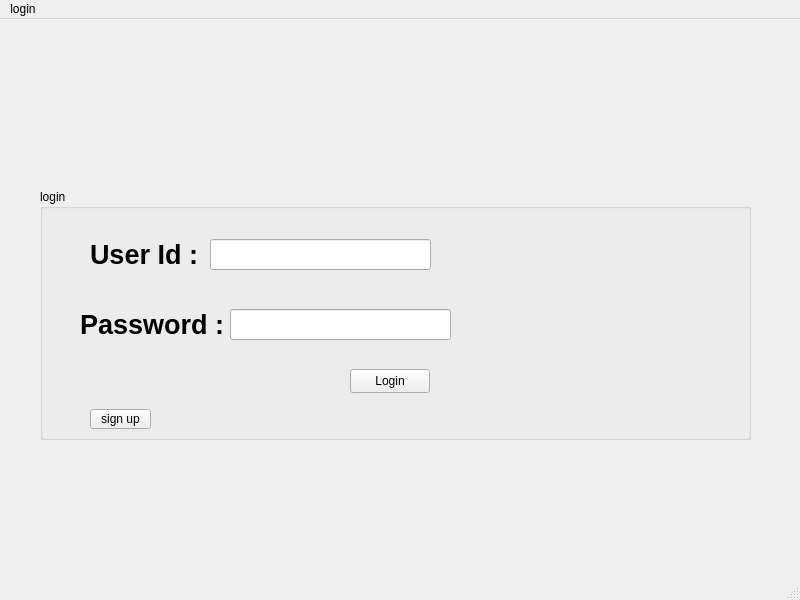
EyadEhab/studentManagementSystem, file SRC/mainwindow.ui: the form before one commit.
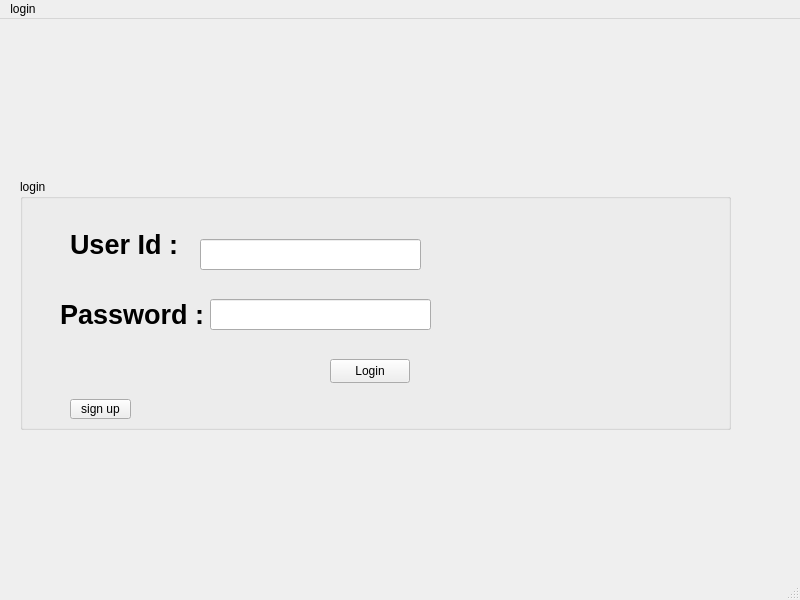
The form after the commit.

Patch:
```diff
--- a/SRC/mainwindow.ui
+++ b/SRC/mainwindow.ui
@@ -17,8 +17,8 @@
    <widget class="QGroupBox" name="groupBox">
     <property name="geometry">
      <rect>
-      <x>40</x>
-      <y>170</y>
+      <x>20</x>
+      <y>160</y>
       <width>711</width>
       <height>251</height>
      </rect>
@@ -80,8 +80,8 @@
     <widget class="QLineEdit" name="userId">
      <property name="geometry">
       <rect>
-       <x>170</x>
-       <y>50</y>
+       <x>180</x>
+       <y>60</y>
        <width>221</width>
        <height>31</height>
       </rect>
```
Left out of the diff: 2 changed lines with no effect on the pictures.
